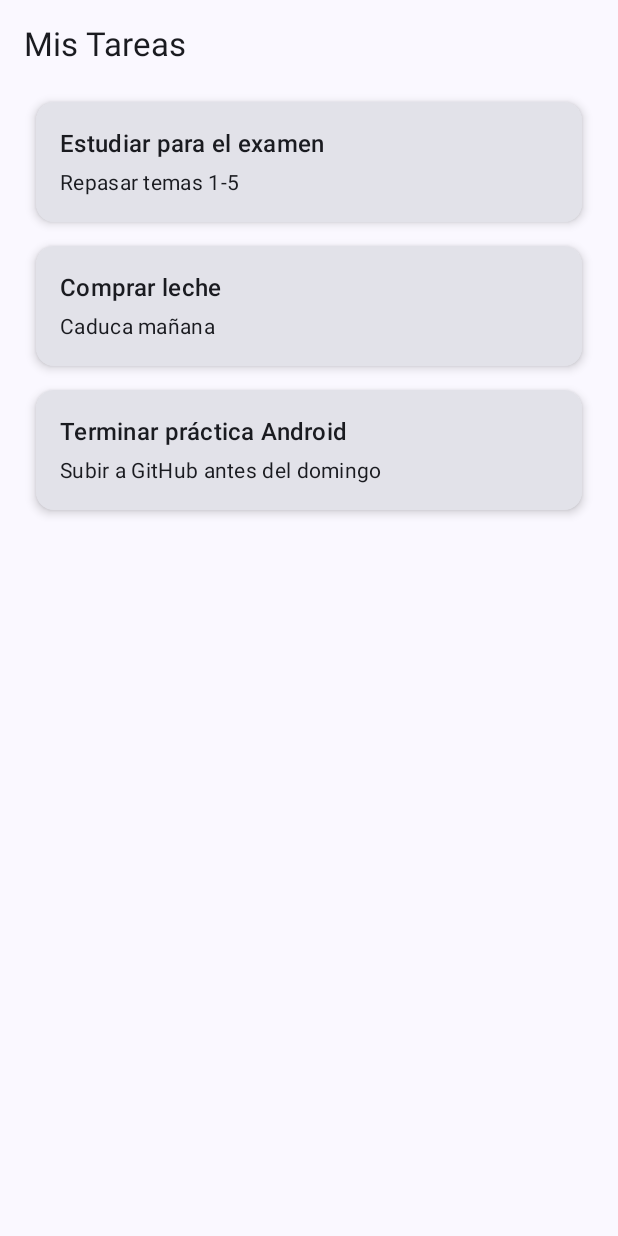
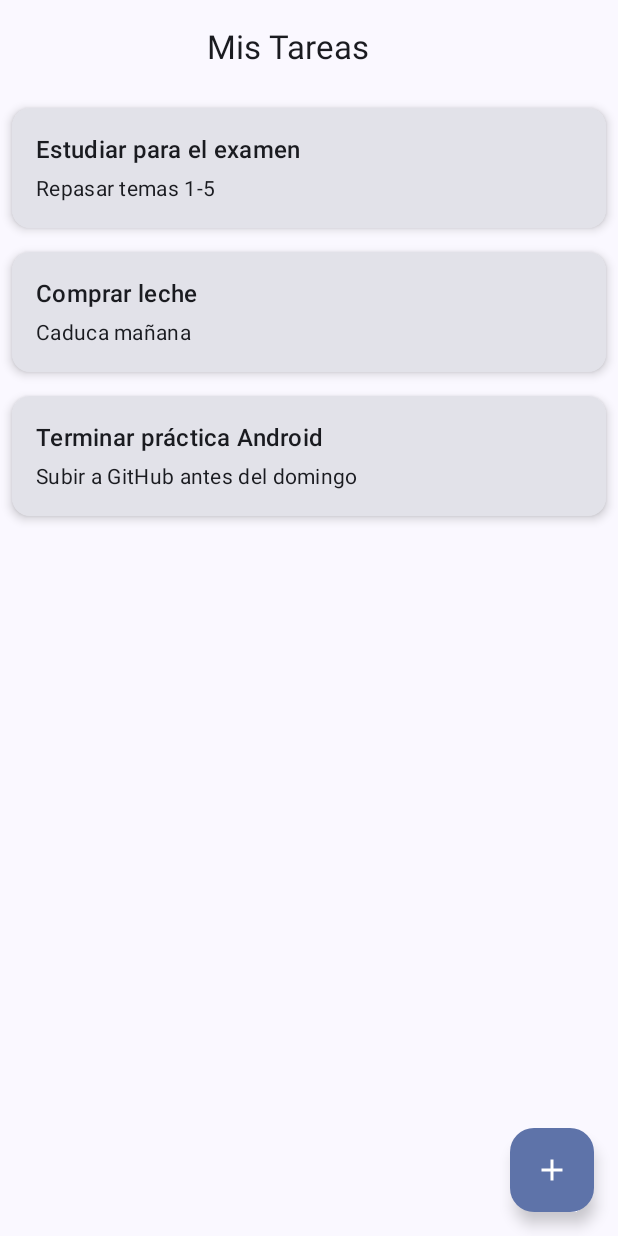
Before and after one commit to pcl98/GestorTareas, an Android app built with Jetpack Compose: the TaskListScreen screen opened through its navigation route, on a phone screen of 412 x 824 dp. Run offline under Robolectric (Android 15) with nearby library versions, the phone set to English and light mode, and no system bars.

Commit message:
Integrar Scaffold y FAB en TaskListScreen usando CustomTopBar

```diff
--- a/app/src/main/java/es/viu/gestortareas/ui/components/CustomTopBar.kt
+++ b/app/src/main/java/es/viu/gestortareas/ui/components/CustomTopBar.kt
@@ -37,7 +37,7 @@ fun CustomTopBar(
                 }
             } else {
                 // Espacio reservado para mantener el centrado del título
-                Spacer(modifier = Modifier.width(48.dp))
+                Spacer(modifier = Modifier.width(130.dp))
             }
         }
     )
--- a/app/src/main/java/es/viu/gestortareas/ui/screens/TaskListScreen.kt
+++ b/app/src/main/java/es/viu/gestortareas/ui/screens/TaskListScreen.kt
@@ -3,12 +3,15 @@ package es.viu.gestortareas.ui.screens
 import androidx.compose.foundation.layout.*
 import androidx.compose.foundation.lazy.LazyColumn
 import androidx.compose.foundation.lazy.items
-import androidx.compose.material3.MaterialTheme
-import androidx.compose.material3.Text
+import androidx.compose.material.icons.Icons
+import androidx.compose.material.icons.filled.Add
+import androidx.compose.material3.FloatingActionButton
+import androidx.compose.material3.Icon
+import androidx.compose.material3.Scaffold
 import androidx.compose.runtime.Composable
 import androidx.compose.ui.Modifier
-import androidx.compose.ui.unit.dp
 import androidx.navigation.NavController
+import es.viu.gestortareas.ui.components.CustomTopBar
 import es.viu.gestortareas.ui.components.TaskCard
 
 // Simulación de un modelo de datos
@@ -19,14 +22,19 @@ data class Task(val title: String, val description: String)
  * Reutiliza el componente TaskCard para cada tarea individual.
  */
 @Composable
-fun TaskListScreen(navController: NavController, taskList: List<Task>) {
-    Column(modifier = Modifier.fillMaxSize().padding(16.dp)) {
-        Text(
-            text = "Mis Tareas",
-            style = MaterialTheme.typography.titleLarge,
-            modifier = Modifier.padding(bottom = 16.dp)
-        )
-        LazyColumn {
+fun TaskListScreen(
+    navController: NavController,
+    taskList: List<Task>
+) {
+    Scaffold(
+        topBar = { CustomTopBar("Mis Tareas") },
+        floatingActionButton = {
+            FloatingActionButton(onClick = { navController.navigate("task_form")}) {
+                Icon(Icons.Default.Add, "Añadir Tarea")
+            }
+        }
+    ) { padding ->
+        LazyColumn(modifier = Modifier.padding(padding)) {
             items(taskList) { task ->
                 TaskCard(
                     task.title,
```
